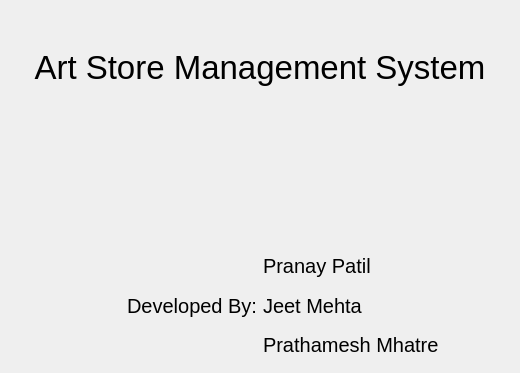
Above: aboutform.ui from PranaySPatil/Art-Store-Management-System before the change. Below: the same form after it.
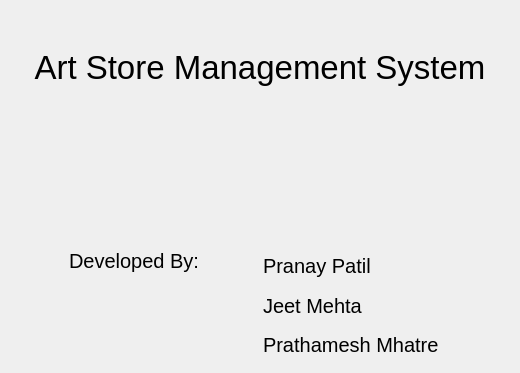
That is the form after the change. Icons and pictures are not drawn.

The edit to the form file:
```diff
--- a/aboutform.ui
+++ b/aboutform.ui
@@ -14,14 +14,7 @@
    <string>Form</string>
   </property>
   <layout class="QGridLayout" name="gridLayout">
-   <item row="2" column="0">
-    <widget class="QLabel" name="label_3">
-     <property name="text">
-      <string/>
-     </property>
-    </widget>
-   </item>
-   <item row="0" column="0" colspan="3">
+   <item row="0" column="0">
     <widget class="QLabel" name="label">
      <property name="font">
       <font>
@@ -36,7 +29,14 @@
      </property>
     </widget>
    </item>
-   <item row="3" column="0" colspan="3">
+   <item row="1" column="0">
+    <widget class="QLabel" name="label_3">
+     <property name="text">
+      <string/>
+     </property>
+    </widget>
+   </item>
+   <item row="2" column="0">
     <layout class="QHBoxLayout" name="horizontalLayout">
      <item>
       <widget class="QLabel" name="label_4">
@@ -49,7 +49,7 @@
         <string>Developed By:</string>
        </property>
        <property name="alignment">
-        <set>Qt::AlignRight|Qt::AlignTrailing|Qt::AlignVCenter</set>
+        <set>Qt::AlignHCenter|Qt::AlignTop</set>
        </property>
       </widget>
      </item>
@@ -95,16 +95,6 @@
      </item>
     </layout>
    </item>
-   <item row="2" column="1">
-    <widget class="QLabel" name="label_2">
-     <property name="text">
-      <string/>
-     </property>
-     <property name="pixmap">
-      <pixmap>logo.jpg</pixmap>
-     </property>
-    </widget>
-   </item>
   </layout>
  </widget>
  <resources/>
```
